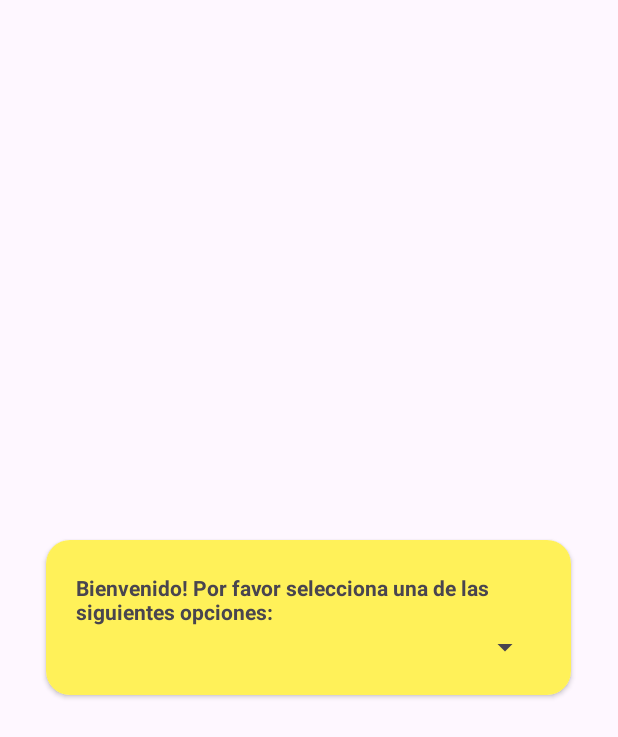
After one commit to CrisgarBet/MeliTest, an Android app: the layout dialog_country.xml on its own in the app's theme, with its tools: preview values and no code run, on a phone screen of 412 x 824 dp. The commit adds this screen. Shown: the top 737 px of the screen. Run offline under Robolectric (Android 15) with nearby library versions, the phone set to English and light mode, and no system bars.

Commit message:
feat: add a new dialog for that the user can choose a country, add a new design for recyclerview activity.

```diff
--- a/app/src/main/java/com/example/melitest/data/SearchRepository.kt
+++ b/app/src/main/java/com/example/melitest/data/SearchRepository.kt
@@ -5,7 +5,7 @@ import com.example.melitest.data.network.SearchService
 import javax.inject.Inject
 
 class SearchRepository @Inject constructor(private val api: SearchService) {
-    suspend fun searchProducts(site: String, search: String): SearchModel {
+    suspend fun searchProducts(site: String?, search: String): SearchModel {
         return api.searchProducts(site, search)
     }
 }
--- a/app/src/main/java/com/example/melitest/data/network/SearchApiClient.kt
+++ b/app/src/main/java/com/example/melitest/data/network/SearchApiClient.kt
@@ -13,6 +13,6 @@ import retrofit2.http.Url
 interface SearchApiClient {
     @GET("{option}/search")
     suspend fun searchProducts(
-        @Path("option") site: String, @Query("q") query: String
+        @Path("option") site: String?, @Query("q") query: String
     ): Response<SearchModel>
 }
--- a/app/src/main/java/com/example/melitest/data/network/SearchService.kt
+++ b/app/src/main/java/com/example/melitest/data/network/SearchService.kt
@@ -4,7 +4,7 @@ import com.example.melitest.data.model.SearchModel
 import javax.inject.Inject
 
 class SearchService @Inject constructor(private val api: SearchApiClient) {
-    suspend fun searchProducts(site: String, search: String): SearchModel {
+    suspend fun searchProducts(site: String?, search: String): SearchModel {
         val call = api.searchProducts(site,search)
         var response: SearchModel = SearchModel()
         if (call.isSuccessful) {
--- a/app/src/main/java/com/example/melitest/domain/SearchProductsUseCase.kt
+++ b/app/src/main/java/com/example/melitest/domain/SearchProductsUseCase.kt
@@ -6,7 +6,7 @@ import javax.inject.Inject
 
 class SearchProductsUseCase @Inject constructor(private val repository: SearchRepository) {
 
-    suspend fun searchProduct(site: String, search: String): SearchModel? {
+    suspend fun searchProduct(site: String?, search: String): SearchModel? {
         return repository.searchProducts(site, search)
     }
 
--- a/app/src/main/java/com/example/melitest/ui/viewmodel/SearchViewModel.kt
+++ b/app/src/main/java/com/example/melitest/ui/viewmodel/SearchViewModel.kt
@@ -14,16 +14,19 @@ class SearchViewModel @Inject constructor(private val searchProductsUseCase: Sea
     ViewModel() {
 
     val searchModel = MutableLiveData<SearchModel?>()
+    val isLoading = MutableLiveData<Boolean>(false)
 
     fun onCreate() {
 
     }
 
-    fun searchProducts(site: String, query: String) {
+    fun searchProducts(site: String?, query: String) {
         viewModelScope.launch {
+            isLoading.postValue(true)
             val result: SearchModel? = searchProductsUseCase.searchProduct(site, query)
             if (result != null) {
                 searchModel.postValue(result)
+                isLoading.postValue(false)
             }
         }
     }
--- /dev/null
+++ b/app/src/main/res/layout/dialog_country.xml
@@ -0,0 +1,54 @@
+<?xml version="1.0" encoding="utf-8"?>
+<RelativeLayout xmlns:android="http://schemas.android.com/apk/res/android"
+    xmlns:app="http://schemas.android.com/apk/res-auto"
+    android:layout_width="match_parent"
+    android:layout_height="match_parent">
+
+    <androidx.cardview.widget.CardView
+        android:layout_width="350dp"
+        android:layout_height="wrap_content"
+        android:layout_centerInParent="true"
+        app:cardCornerRadius="16dp">
+
+        <LinearLayout
+            android:layout_width="match_parent"
+            android:layout_height="match_parent"
+            android:gravity="center"
+            android:orientation="vertical"
+            android:background="@color/yellow_meli"
+            android:padding="20dp">
+            <ImageView
+                android:id="@+id/ivProduct"
+                android:layout_width="wrap_content"
+                android:layout_height="wrap_content"
+                android:scaleType="fitXY"
+                android:visibility="gone"
+                android:src="@drawable/meli_welcome"/>
+
+            <TextView
+                android:id="@+id/tv_count"
+                android:layout_marginTop="@dimen/margin_item_top"
+                android:layout_width="wrap_content"
+                android:layout_height="wrap_content"
+                android:text="@string/msg_welcome"
+                android:textSize="@dimen/title_text"
+                android:textStyle="bold" />
+
+            <Spinner
+                android:layout_marginTop="@dimen/margin_item_top"
+                android:id="@+id/spSite"
+                android:layout_width="match_parent"
+                android:layout_height="wrap_content"
+                android:spinnerMode="dialog"
+                app:layout_constraintBottom_toBottomOf="parent"
+                app:layout_constraintLeft_toLeftOf="parent"
+                app:layout_constraintRight_toRightOf="parent"
+                app:layout_constraintTop_toTopOf="parent"
+                app:layout_constraintVertical_bias="0" />
+
+
+        </LinearLayout>
+
+    </androidx.cardview.widget.CardView>
+
+</RelativeLayout>
--- a/app/src/main/res/layout/item_product.xml
+++ b/app/src/main/res/layout/item_product.xml
@@ -18,7 +18,7 @@
             android:id="@+id/ivProduct"
             android:layout_width="300px"
             android:layout_height="300px"
-            android:scaleType="centerCrop"
+            android:scaleType="fitXY"
             android:src="@drawable/meli"/>
 
         <RelativeLayout
--- a/app/src/main/res/values/strings.xml
+++ b/app/src/main/res/values/strings.xml
@@ -5,4 +5,7 @@
     <string name="msg_shipping_pt">Frete grátis</string>
     <string name="msg_available_es">Disponible en %d colores</string>
     <string name="msg_available_pt">Disponível em %d cores</string>
+    <string name="msg_welcome">Bienvenido! Por favor selecciona una de las siguientes opciones:</string>
+    <string name="msg_placeholder_es">Buscar productos, marcas y más…</string>
+    <string name="msg_placeholder_pt">Buscar produtos, marcas e muito mais…</string>
 </resources>
--- a/app/src/main/res/values/themes.xml
+++ b/app/src/main/res/values/themes.xml
@@ -7,4 +7,8 @@
     </style>
 
     <style name="Theme.MeliTest" parent="Base.Theme.MeliTest" />
+
+    <style name="progressBarMeli">
+        <item name="colorAccent">@color/yellow_meli</item> <!-- Whatever color you want-->
+    </style>
 </resources>
```
Also changed, not shown: app/src/main/java/com/example/melitest/core/utils/Utils.kt (+10 -5 lines), app/src/main/java/com/example/melitest/ui/view/MainActivity.kt (+68 -13 lines), app/src/main/res/layout/activity_main.xml (+28 -14 lines), app/src/main/res/drawable/meli_welcome.png (added), 1 other file.
